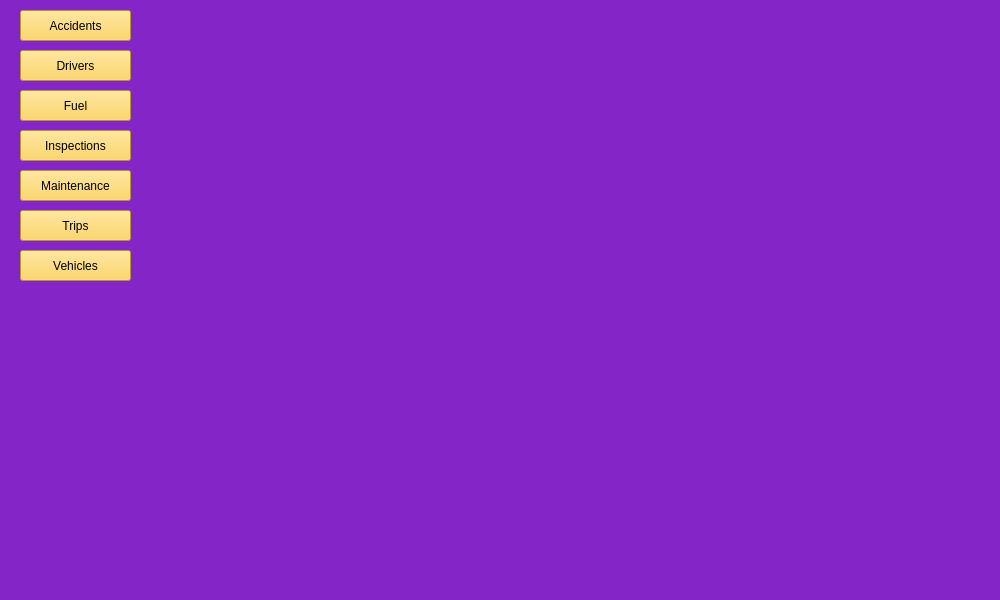
veleus/opiweqbhfgb, file основа/MainWindowKursacha.ui: the form before one commit.
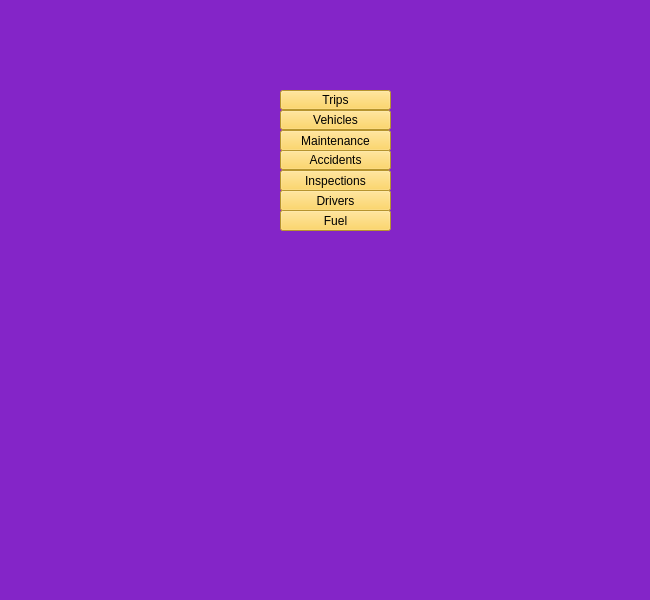
The form after the commit.

Patch:
```diff
--- a/основа/MainWindowKursacha.ui
+++ b/основа/MainWindowKursacha.ui
@@ -6,19 +6,19 @@
    <rect>
     <x>0</x>
     <y>0</y>
-    <width>1000</width>
+    <width>650</width>
     <height>600</height>
    </rect>
   </property>
   <property name="minimumSize">
    <size>
-    <width>1000</width>
+    <width>650</width>
     <height>600</height>
    </size>
   </property>
   <property name="maximumSize">
    <size>
-    <width>1000</width>
+    <width>650</width>
     <height>600</height>
    </size>
   </property>
@@ -47,10 +47,10 @@
    <widget class="QPushButton" name="AccidentsBtn">
     <property name="geometry">
      <rect>
-      <x>20</x>
-      <y>10</y>
+      <x>280</x>
+      <y>150</y>
       <width>111</width>
-      <height>31</height>
+      <height>20</height>
      </rect>
     </property>
     <property name="styleSheet">
@@ -64,10 +64,10 @@
    <widget class="QPushButton" name="DriversBtn">
     <property name="geometry">
      <rect>
-      <x>20</x>
-      <y>50</y>
+      <x>280</x>
+      <y>190</y>
       <width>111</width>
-      <height>31</height>
+      <height>21</height>
      </rect>
     </property>
     <property name="styleSheet">
@@ -81,10 +81,10 @@
    <widget class="QPushButton" name="FuelBtn">
     <property name="geometry">
      <rect>
-      <x>20</x>
-      <y>90</y>
+      <x>280</x>
+      <y>210</y>
       <width>111</width>
-      <height>31</height>
+      <height>21</height>
      </rect>
     </property>
     <property name="styleSheet">
@@ -98,10 +98,10 @@
    <widget class="QPushButton" name="InspectionsBtn">
     <property name="geometry">
      <rect>
-      <x>20</x>
-      <y>130</y>
+      <x>280</x>
+      <y>170</y>
       <width>111</width>
-      <height>31</height>
+      <height>21</height>
      </rect>
     </property>
     <property name="styleSheet">
@@ -115,10 +115,10 @@
    <widget class="QPushButton" name="MaintenanceBtn">
     <property name="geometry">
      <rect>
-      <x>20</x>
-      <y>170</y>
+      <x>280</x>
+      <y>130</y>
       <width>111</width>
-      <height>31</height>
+      <height>21</height>
      </rect>
     </property>
     <property name="styleSheet">
@@ -132,10 +132,10 @@
    <widget class="QPushButton" name="TripsBtn">
     <property name="geometry">
      <rect>
-      <x>20</x>
-      <y>210</y>
+      <x>280</x>
+      <y>90</y>
       <width>111</width>
-      <height>31</height>
+      <height>20</height>
      </rect>
     </property>
     <property name="styleSheet">
@@ -148,10 +148,10 @@
    <widget class="QPushButton" name="Vehicles">
     <property name="geometry">
      <rect>
-      <x>20</x>
-      <y>250</y>
+      <x>280</x>
+      <y>110</y>
       <width>111</width>
-      <height>31</height>
+      <height>20</height>
      </rect>
     </property>
     <property name="styleSheet">
@@ -161,6 +161,17 @@
      <string>Vehicles</string>
     </property>
    </widget>
+   <widget class="QWidget" name="">
+    <property name="geometry">
+     <rect>
+      <x>20</x>
+      <y>10</y>
+      <width>610</width>
+      <height>26</height>
+     </rect>
+    </property>
+    <layout class="QHBoxLayout" name="horizontalLayout"/>
+   </widget>
   </widget>
  </widget>
  <resources/>
```
Left out of the diff: 8 changed lines with no effect on the pictures.
